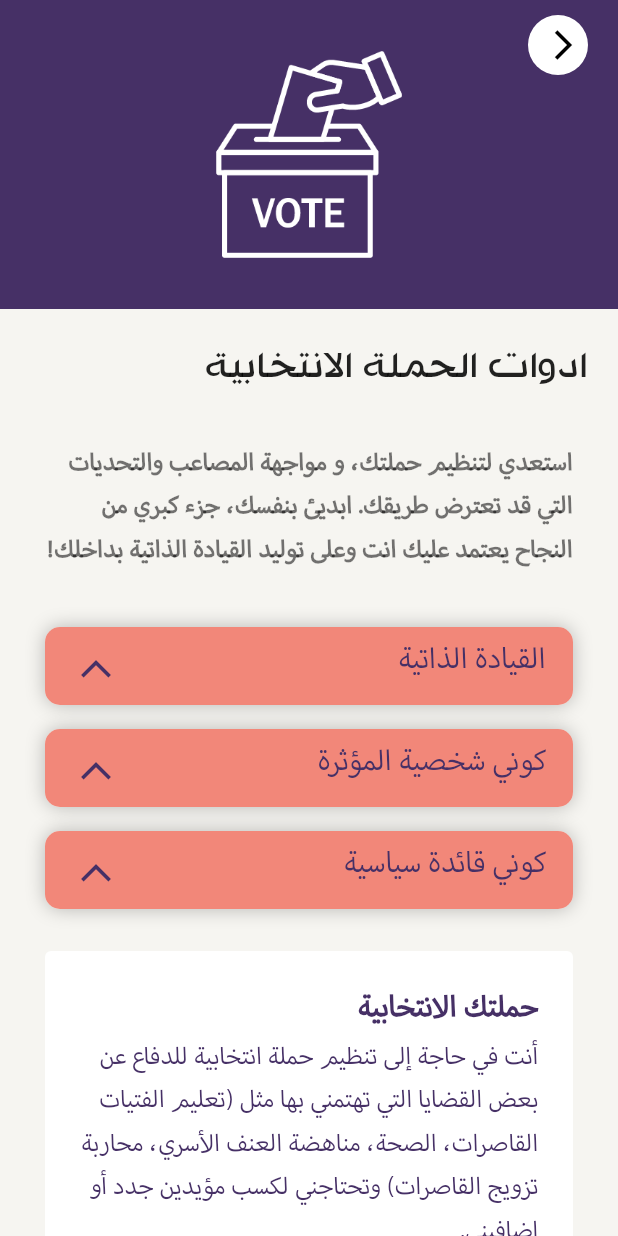
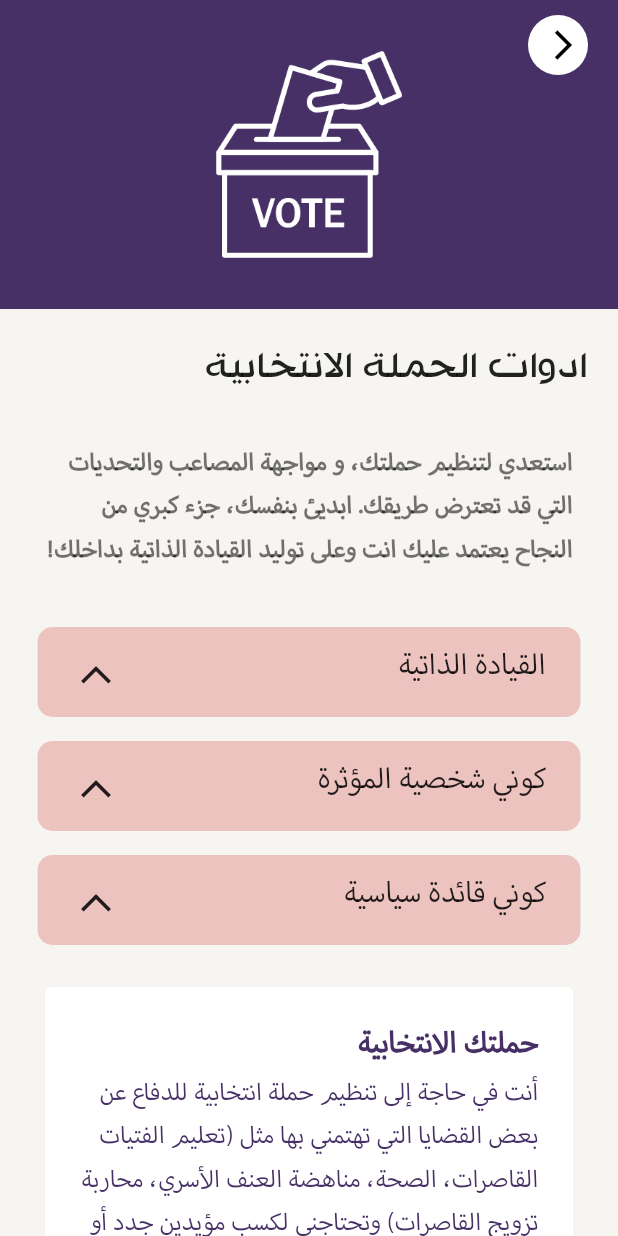
Before and after one commit to ashraf459810/waaea, a Flutter app: the AdawatIntexabDetailsScreen screen opened by its route, on a phone screen of 412 x 824 dp. Run offline on Flutter 3.47's test engine with Material 2 defaults, Android fonts, the phone set to English and light mode, and no system bars; missing offline and left inert: dart:ffi.

Commit message:
last version fix bugs 5

```diff
--- a/lib/UI/Components/ExpandableCard.dart
+++ b/lib/UI/Components/ExpandableCard.dart
@@ -30,20 +30,12 @@
   Widget build(BuildContext context) {
     return Container(
       width: MediaQuery.of(context).size.width,
-      margin: const EdgeInsets.symmetric(horizontal: 30, vertical: 8),
-      padding: const EdgeInsets.symmetric(horizontal: 10, vertical: 0),
+      margin: const EdgeInsets.symmetric(horizontal: 25, vertical: 8),
+      padding: const EdgeInsets.symmetric(horizontal: 15, vertical: 4),
       decoration: BoxDecoration(
-        boxShadow: [
-          BoxShadow(
-            color: Colors.black26,
-            blurRadius: 10,
-            blurStyle: BlurStyle.outer,
-          )
-        ],
-        borderRadius: BorderRadius.circular(10),
-        color: widget.color == null ? Colors.white : widget.color,
-      ),
-      child: isOpened
+          borderRadius: BorderRadius.circular(10),
+          color: theme(context).errorColor.withOpacity(0.25)),
+      child:  isOpened
           ? Column(
               crossAxisAlignment: CrossAxisAlignment.start,
               children: [
@@ -58,7 +50,7 @@
                      widget.title,
                      style:
                      theme(context).textTheme.headline2!.copyWith(
-                       color: theme(context).primaryColor,
+                       color: Colors.black87,
                        fontSize: 24,
                        // overflow: TextOverflow.ellipsis
                      ),
@@ -74,7 +66,7 @@
                               widget.index.toString(),
                               style:
                                   theme(context).textTheme.headline2!.copyWith(
-                                        color: theme(context).primaryColor,
+                                    color: Colors.black87,
                                         fontSize: 24,
                                         // overflow: TextOverflow.ellipsis
                                       ),
@@ -89,7 +81,7 @@
                               widget.title,
                               style:
                                   theme(context).textTheme.headline2!.copyWith(
-                                        color: theme(context).primaryColor,
+                                    color: Colors.black87,
                                         fontSize: 24,
                                         // overflow: TextOverflow.ellipsis
                                       ),
@@ -109,7 +101,7 @@
                         angle: math.pi / 2,
                         child: Icon(
                           Icons.arrow_back_ios_new,
-                          color: theme(context).primaryColor,
+                          color: Colors.black87,
                         ),
                       ),
                     )
@@ -173,7 +165,7 @@
                         widget.title,
                         style:
                         theme(context).textTheme.headline2!.copyWith(
-                          color: theme(context).primaryColor,
+                          color: Colors.black87,
                           fontSize: 24,
                           // overflow: TextOverflow.ellipsis
                         ),
@@ -190,7 +182,7 @@
                               widget.index.toString(),
                               style:
                                   theme(context).textTheme.headline2!.copyWith(
-                                        color: theme(context).primaryColor,
+                                    color: Colors.black87,
                                         fontSize: 24,
                                         // overflow: TextOverflow.ellipsis
                                       ),
@@ -205,7 +197,7 @@
                               widget.title,
                               style:
                                   theme(context).textTheme.headline2!.copyWith(
-                                        color: theme(context).primaryColor,
+                                        color: Colors.black87,
                                         fontSize: 24,
                                         // overflow: TextOverflow.ellipsis
                                       ),
@@ -225,7 +217,7 @@
                         angle: -math.pi / 2,
                         child: Icon(
                           Icons.arrow_back_ios_new,
-                          color: theme(context).primaryColor,
+                          color: Colors.black87,
                         ),
                       ),
                     ),
--- a/lib/UI/Screens/FirstPart/MultiHmayaScreen/IjraatXassScreen.dart
+++ b/lib/UI/Screens/FirstPart/MultiHmayaScreen/IjraatXassScreen.dart
@@ -184,7 +184,7 @@
                       context: context,
                       builder: (builder) => QuestionAndListAnswer(
                         context: context,
-                        questionLabel: 'هل هناك مقررة خاصة بالعنف ضد المرأة؟',
+                        questionLabel: 'هل زار العراق أي من المقررين الخواص؟',
                         listAnswer: [
                           'نعم، نُظمت عدة بعثات إلى العراق مثال المقرر الخاص المعني بحقوق الإنسان للمشردين داخليا، المقررة الخاصة المعنية بقضايا الأقليات.',
                         ],
```
Also changed, not shown: lib/UI/Screens/FirstPart/MultiHmayaScreen/IstihrathScreen.dart (+49 -55 lines).
